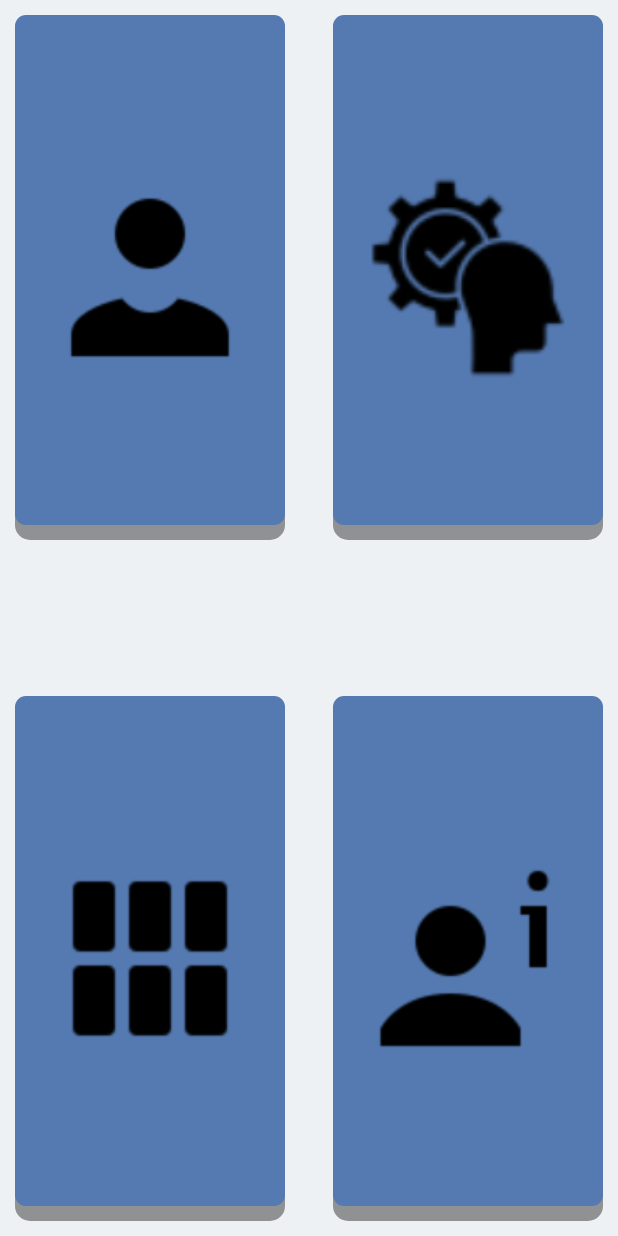
After one commit to Sparaxi/one-pager, an Android app: the layout home_activity_scene.xml on its own in the app's theme, with its tools: preview values and no code run, on a phone screen of 412 x 824 dp. The commit adds this screen. Run offline under Robolectric (Android 15) with nearby library versions, the phone set to English and light mode, and no system bars.

```diff
--- a/onepagertest2/app/src/main/res/layout/gegevens_scene.xml
+++ b/onepagertest2/app/src/main/res/layout/gegevens_scene.xml
@@ -1,6 +1,7 @@
 <?xml version="1.0" encoding="utf-8"?>
 <androidx.constraintlayout.widget.ConstraintLayout xmlns:android="http://schemas.android.com/apk/res/android"
     android:layout_width="match_parent"
-    android:layout_height="match_parent">
+    android:layout_height="match_parent"
+    android:background="#171717">
 
 </androidx.constraintlayout.widget.ConstraintLayout>
--- /dev/null
+++ b/onepagertest2/app/src/main/res/layout/home_activity_scene.xml
@@ -0,0 +1,58 @@
+<?xml version="1.0" encoding="utf-8"?>
+<RelativeLayout xmlns:android="http://schemas.android.com/apk/res/android"
+    android:layout_width="match_parent"
+    android:layout_height="match_parent"
+    android:background="#C4EBEEF1">
+
+    <ImageButton
+        android:id="@+id/aboutMe"
+        android:layout_width="180dp"
+        android:layout_height="350dp"
+        android:layout_alignParentStart="true"
+        android:layout_alignParentTop="true"
+        android:layout_marginStart="10dp"
+        android:layout_marginTop="10dp"
+        android:background="@drawable/custom_button"
+        android:src="@drawable/aboutme"
+        android:scaleType="fitCenter"
+        android:contentDescription="TODO" />
+
+    <ImageButton
+
+        android:id="@+id/skills"
+        android:layout_width="180dp"
+        android:layout_height="350dp"
+        android:layout_alignParentStart="true"
+        android:layout_alignParentBottom="true"
+        android:layout_marginStart="10dp"
+        android:layout_marginBottom="10dp"
+        android:background="@drawable/custom_button"
+        android:src="@drawable/mywork"
+        android:scaleType="fitCenter"
+        android:onClick="skillsButton"/>
+
+    <ImageButton
+        android:id="@+id/ervaringen"
+        android:layout_width="180dp"
+        android:layout_height="350dp"
+        android:layout_alignParentEnd="true"
+        android:layout_marginTop="10dp"
+        android:layout_marginEnd="10dp"
+        android:background="@drawable/custom_button"
+        android:src="@drawable/skills"
+        android:scaleType="fitCenter"/>
+
+    <ImageButton
+        android:id="@+id/contact"
+        android:layout_width="180dp"
+        android:layout_height="350dp"
+        android:layout_alignParentEnd="true"
+        android:layout_alignParentBottom="true"
+        android:layout_marginTop="10dp"
+        android:layout_marginEnd="10dp"
+        android:layout_marginBottom="10dp"
+        android:background="@drawable/custom_button"
+        android:scaleType="fitCenter"
+        android:src="@drawable/contactinfo" />
+
+</RelativeLayout>
--- a/onepagertest2/app/src/main/res/layout/overmij_scene.xml
+++ b/onepagertest2/app/src/main/res/layout/overmij_scene.xml
@@ -2,7 +2,6 @@
 <androidx.constraintlayout.widget.ConstraintLayout xmlns:android="http://schemas.android.com/apk/res/android"
     android:layout_width="match_parent"
     android:layout_height="match_parent"
-    android:id="@+id/aboutMeContainer"
     >
 
     <Button
@@ -10,6 +9,7 @@
         android:layout_width="match_parent"
         android:layout_height="match_parent"
         android:backgroundTint="@color/black"
+        android:onClick="aboutmeClick"
         />
 
 
```
Also changed, not shown: onepagertest2/app/src/main/java/com/example/onepagertest2/MainActivity.java (+28 -24 lines), onepagertest2/app/src/main/res/layout/activity_main.xml (+1 -56 lines), onepagertest2/app/src/main/res/layout/mywork.xml (+12 -3 lines).
